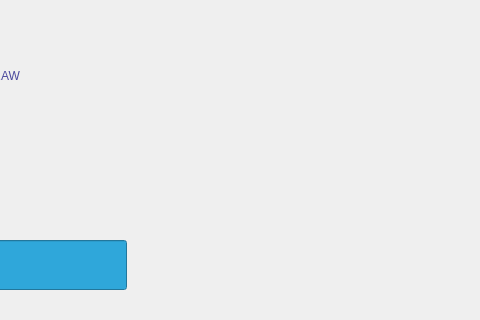
First picture: the form in view/withdraw.ui, repository rawsashimi1604/1009_BankingSystem, before the edit; both pictures show x 474 to 954 and y 0 to 320 of the 954 by 507 pixel window.
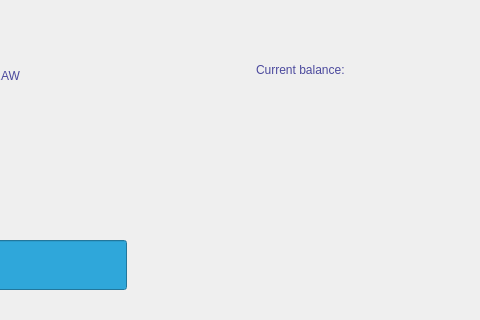
Second picture: the form after the edit.

Commit message: added current balance ui

Diff of the .ui file:
```diff
--- a/view/withdraw.ui
+++ b/view/withdraw.ui
@@ -132,6 +132,23 @@
       <string notr="true">background-color: rgb(47, 167, 218);</string>
      </property>
     </widget>
+    <widget class="QLabel" name="label_3">
+     <property name="geometry">
+      <rect>
+       <x>720</x>
+       <y>50</y>
+       <width>131</width>
+       <height>20</height>
+      </rect>
+     </property>
+     <property name="styleSheet">
+      <string notr="true">color: rgb(75, 73, 157);
+font: 700 9pt &quot;Segoe UI&quot;;</string>
+     </property>
+     <property name="text">
+      <string>Current balance:</string>
+     </property>
+    </widget>
    </widget>
   </widget>
  </widget>
```
The commit also changes 5 other files.
